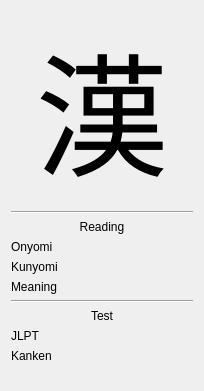
Before: the Qt Designer form widget/kanjiviewer.ui in Nevermille/Chishiki, drawn with Qt 5.
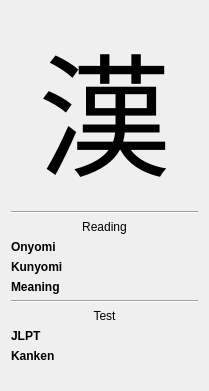
After: the same form once the commit is applied.

Patch:
```diff
--- a/widget/kanjiviewer.ui
+++ b/widget/kanjiviewer.ui
@@ -6,7 +6,7 @@
    <rect>
     <x>0</x>
     <y>0</y>
-    <width>204</width>
+    <width>209</width>
     <height>391</height>
    </rect>
   </property>
@@ -60,6 +60,12 @@
     <layout class="QFormLayout" name="formLayout">
      <item row="0" column="0">
       <widget class="QLabel" name="label_2">
+       <property name="font">
+        <font>
+         <weight>75</weight>
+         <bold>true</bold>
+        </font>
+       </property>
        <property name="text">
         <string>Onyomi</string>
        </property>
@@ -74,6 +80,12 @@
      </item>
      <item row="1" column="0">
       <widget class="QLabel" name="label_4">
+       <property name="font">
+        <font>
+         <weight>75</weight>
+         <bold>true</bold>
+        </font>
+       </property>
        <property name="text">
         <string>Kunyomi</string>
        </property>
@@ -88,6 +100,12 @@
      </item>
      <item row="2" column="0">
       <widget class="QLabel" name="label_6">
+       <property name="font">
+        <font>
+         <weight>75</weight>
+         <bold>true</bold>
+        </font>
+       </property>
        <property name="text">
         <string>Meaning</string>
        </property>
@@ -129,6 +147,12 @@
     <layout class="QFormLayout" name="formLayout_2">
      <item row="0" column="0">
       <widget class="QLabel" name="label_10">
+       <property name="font">
+        <font>
+         <weight>75</weight>
+         <bold>true</bold>
+        </font>
+       </property>
        <property name="text">
         <string>JLPT</string>
        </property>
@@ -143,6 +167,12 @@
      </item>
      <item row="1" column="0">
       <widget class="QLabel" name="label_12">
+       <property name="font">
+        <font>
+         <weight>75</weight>
+         <bold>true</bold>
+        </font>
+       </property>
        <property name="text">
         <string>Kanken</string>
        </property>
```
Left out of the diff: 12 changed lines with no effect on the pictures.
